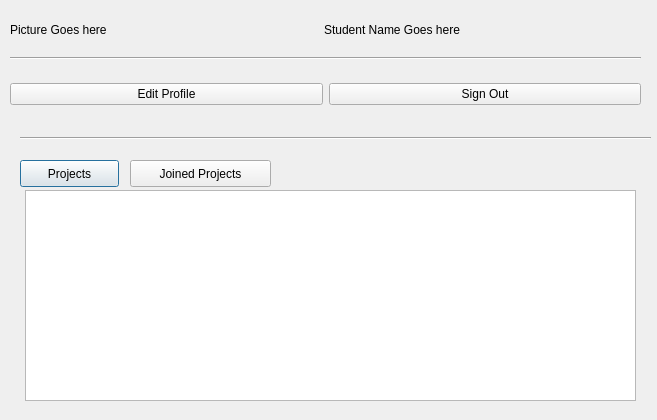
First picture: the form in D1/studenthomeview.ui, repository GuelorEmanuel/Team-Tech-Support, before the edit.
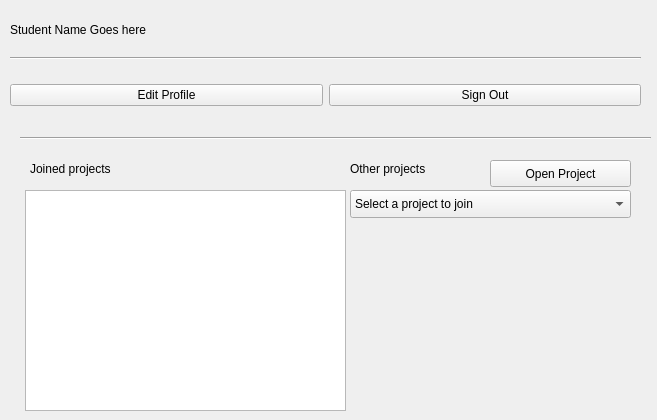
Second picture: the form after the edit.

Commit message: Started to load joined and unjoined projects in student home

Patch:
```diff
--- a/D1/studenthomeview.ui
+++ b/D1/studenthomeview.ui
@@ -42,8 +42,8 @@
   <widget class="QPushButton" name="projectsBtn">
    <property name="geometry">
     <rect>
-     <x>20</x>
-     <y>160</y>
+     <x>230</x>
+     <y>190</y>
      <width>99</width>
      <height>27</height>
     </rect>
@@ -55,14 +55,14 @@
   <widget class="QPushButton" name="joinedProjectsBtn">
    <property name="geometry">
     <rect>
-     <x>130</x>
+     <x>490</x>
      <y>160</y>
      <width>141</width>
      <height>27</height>
     </rect>
    </property>
    <property name="text">
-    <string>Joined Projects</string>
+    <string>Open Project</string>
    </property>
   </widget>
   <widget class="QListWidget" name="projectListLw">
@@ -70,28 +70,21 @@
     <rect>
      <x>25</x>
      <y>190</y>
-     <width>611</width>
-     <height>211</height>
+     <width>321</width>
+     <height>221</height>
     </rect>
    </property>
   </widget>
-  <widget class="QWidget" name="">
+  <widget class="QWidget" name="layoutWidget">
    <property name="geometry">
     <rect>
      <x>10</x>
      <y>20</y>
      <width>621</width>
-     <height>19</height>
+     <height>20</height>
     </rect>
    </property>
    <layout class="QHBoxLayout" name="horizontalLayout_2">
-    <item>
-     <widget class="QLabel" name="studentPicLbl">
-      <property name="text">
-       <string>Picture Goes here</string>
-      </property>
-     </widget>
-    </item>
     <item>
      <widget class="QLabel" name="studentNameLbl">
       <property name="text">
@@ -101,13 +94,13 @@
     </item>
    </layout>
   </widget>
-  <widget class="QWidget" name="">
+  <widget class="QWidget" name="layoutWidget">
    <property name="geometry">
     <rect>
      <x>10</x>
      <y>80</y>
      <width>631</width>
-     <height>29</height>
+     <height>30</height>
     </rect>
    </property>
    <layout class="QHBoxLayout" name="horizontalLayout">
@@ -127,8 +120,49 @@
     </item>
    </layout>
   </widget>
-  <zorder>studentPicLbl</zorder>
-  <zorder>studentNameLbl</zorder>
+  <widget class="QComboBox" name="unjoinedProjectsInput">
+   <property name="geometry">
+    <rect>
+     <x>350</x>
+     <y>190</y>
+     <width>281</width>
+     <height>28</height>
+    </rect>
+   </property>
+   <item>
+    <property name="text">
+     <string>Select a project to join</string>
+    </property>
+   </item>
+  </widget>
+  <widget class="QLabel" name="label">
+   <property name="geometry">
+    <rect>
+     <x>30</x>
+     <y>160</y>
+     <width>161</width>
+     <height>18</height>
+    </rect>
+   </property>
+   <property name="text">
+    <string>Joined projects</string>
+   </property>
+  </widget>
+  <widget class="QLabel" name="label_2">
+   <property name="geometry">
+    <rect>
+     <x>350</x>
+     <y>160</y>
+     <width>131</width>
+     <height>18</height>
+    </rect>
+   </property>
+   <property name="text">
+    <string>Other projects</string>
+   </property>
+  </widget>
+  <zorder>layoutWidget</zorder>
+  <zorder>layoutWidget</zorder>
   <zorder>line</zorder>
   <zorder>editProfileBtn</zorder>
   <zorder>signOutBtn</zorder>
```
Left out of the diff: 16 changed lines with no effect on the pictures. The commit also changes 6 other files.
